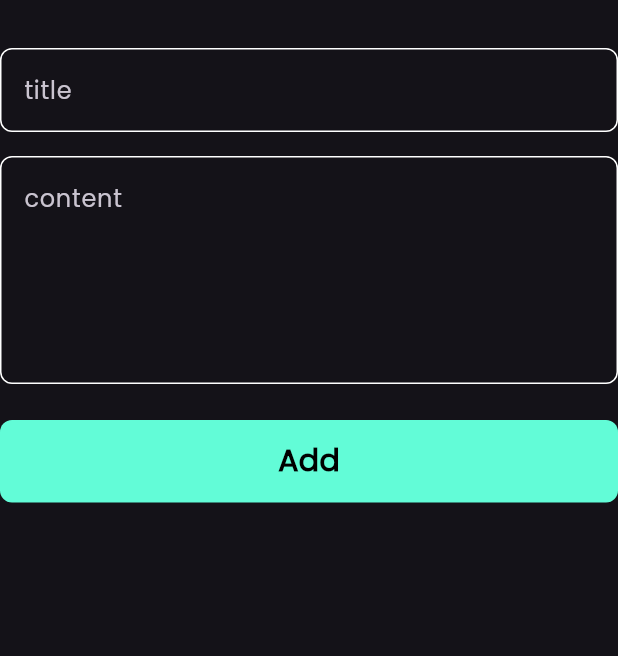
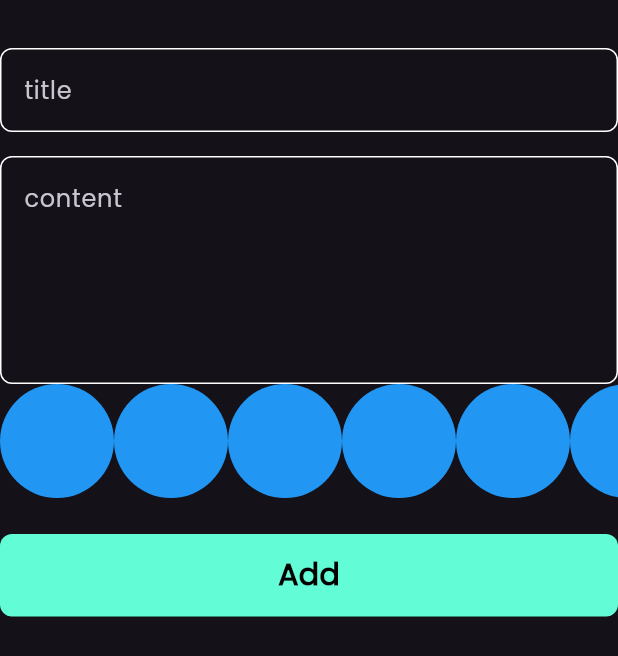
Before and after one commit to ehab143/notes_app, a Flutter app: the AddNoteForm widget shown alone on an empty page, opened directly, on a phone screen of 412 x 824 dp. Shown: the top 656 px of the screen. Run offline on Flutter 3.47's test engine with Material 3 defaults, Android fonts, the phone set to English and light mode, and no system bars; our stand-ins replace flutter_bloc, font_awesome_flutter, hive, hive_flutter; accounts and stored records are empty.

Commit message:
create colors list view part1

```diff
--- a/lib/views/notes_view.dart
+++ b/lib/views/notes_view.dart
@@ -1,7 +1,5 @@
 import 'package:flutter/material.dart';
-import 'package:flutter_bloc/flutter_bloc.dart';
 import 'package:notes_app/constants.dart';
-import 'package:notes_app/cubits/notes_cubit/notes_cubit.dart';
 import 'package:notes_app/views/widgets/add_note_button_sheet.dart';
 import 'package:notes_app/views/widgets/notes_view_body.dart';
 
--- /dev/null
+++ b/lib/views/widgets/colors_list_view.dart
@@ -0,0 +1,28 @@
+import 'package:flutter/material.dart';
+
+class ColorsItem extends StatelessWidget {
+  const ColorsItem({super.key});
+
+  @override
+  Widget build(BuildContext context) {
+    return CircleAvatar(radius: 38, backgroundColor: Colors.blue);
+  }
+}
+
+class ColorsListView extends StatelessWidget {
+  const ColorsListView({super.key});
+
+  @override
+  Widget build(BuildContext context) {
+    return SizedBox(
+      height: 38 * 2,
+      child: ListView.builder(
+        itemCount: 10,
+        scrollDirection: Axis.horizontal,
+        itemBuilder: (context, index) {
+          return ColorsItem();
+        },
+      ),
+    );
+  }
+}
--- a/lib/views/widgets/note_form.dart
+++ b/lib/views/widgets/note_form.dart
@@ -4,6 +4,7 @@ import 'package:intl/intl.dart';
 import 'package:notes_app/cubits/add_note_cubit/add_notes_cubit.dart';
 import 'package:notes_app/cubits/add_note_cubit/notes_state.dart';
 import 'package:notes_app/models/note_model.dart';
+import 'package:notes_app/views/widgets/colors_list_view.dart';
 import 'package:notes_app/views/widgets/custom_button.dart';
 import 'package:notes_app/views/widgets/custom_text_field.dart';
 
@@ -41,6 +42,7 @@ class _AddNoteFormState extends State<AddNoteForm> {
               subtitle = value;
             },
           ),
+          ColorsListView(),
           SizedBox(height: 24),
           BlocBuilder<AddNotesCubit, AddNotesState>(
             builder: (context, state) {
```
Also changed, not shown: 1 other file.
